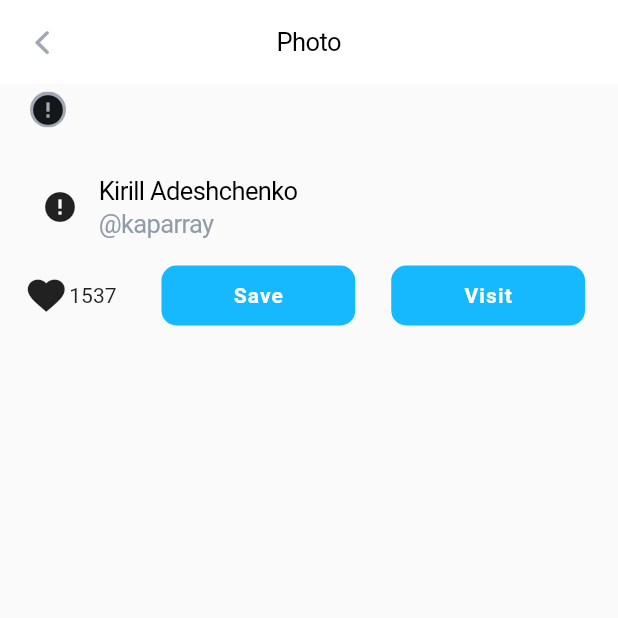
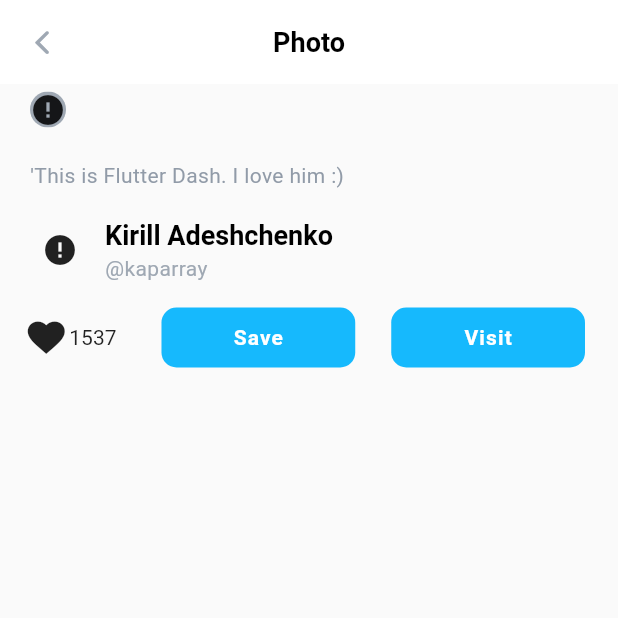
Before and after one commit to RustamElkin/skill_branch_flutter, a Flutter app: the screen it shows after launch, after a tap on the "error" icon, on a phone screen of 412 x 824 dp, the top half of it. Run offline on Flutter 3.47's test engine with Material 2 defaults, Android fonts, the phone set to English and light mode, and no system bars; drawn by our look-alikes of cached_network_image; network calls fail.

Commit message:
added changes based on layout

```diff
--- a/lib/screens/feed_screen.dart
+++ b/lib/screens/feed_screen.dart
@@ -26,7 +26,7 @@ class _FeedState extends State<Feed> {
             children: <Widget>[
               _buildItem(),
               Divider(
-                thickness: 2,
+                thickness: 1,
                 color: AppColors.mercury,
               )
             ],
@@ -54,12 +54,12 @@ class _FeedState extends State<Feed> {
         ),
         _buildPhotoMeta(),
         Padding(
-          padding: EdgeInsets.symmetric(horizontal: 10, vertical: 5),
+          padding: EdgeInsets.only(left: 10, right: 10, top: 10, bottom: 15),
           child: Text(
             'This is Flutter Dash. I love him :)',
             maxLines: 3,
             overflow: TextOverflow.ellipsis,
-            style: AppStyles.h3.copyWith(color: AppColors.black),
+            style: AppStyles.h3.copyWith(color: AppColors.manatee),
           ),
         ),
       ],
@@ -80,10 +80,10 @@ class _FeedState extends State<Feed> {
                 crossAxisAlignment: CrossAxisAlignment.start,
                 mainAxisAlignment: MainAxisAlignment.spaceBetween,
                 children: <Widget>[
-                  Text('Kirill Adeshchenko', style: AppStyles.h2Black),
+                  Text('Kirill Adeshchenko', style: AppStyles.h1Black),
                   Text(
                     '@kaparray',
-                    style: AppStyles.h2Black.copyWith(color: AppColors.manatee),
+                    style: AppStyles.h3.copyWith(color: AppColors.grayChateau),
                   ),
                 ],
               ),
--- a/lib/screens/photo_screen.dart
+++ b/lib/screens/photo_screen.dart
@@ -29,8 +29,9 @@ class _FullScreenImageState extends State<FullScreenImage> {
   @override
   void initState() {
     super.initState();
-    altDescription =
-        (widget.altDescription != null) ? widget.altDescription : "";
+    altDescription = (widget.altDescription != null)
+        ? widget.altDescription
+        : "'This is Flutter Dash. I love him :)";
     photo = (widget.photo != null) ? widget.photo : kFlutterDash;
     userName = (widget.userName == null) ? 'kaparray' : widget.userName;
     name = (widget.name != null) ? widget.name : "Kirill Adeshchenko";
@@ -46,20 +47,24 @@ class _FullScreenImageState extends State<FullScreenImage> {
         leading: IconButton(
             icon: Icon(CupertinoIcons.back, color: AppColors.grayChateau),
             onPressed: () => Navigator.pop(context)),
-        title: Text("Photo", style: AppStyles.h2Black),
+        title: Text("Photo", style: AppStyles.h1Black),
       ),
       body: Padding(
-        padding: EdgeInsets.symmetric(horizontal: 10),
+        padding: EdgeInsets.only(left: 10, right: 10, top: 0, bottom: 16),
         child: Column(
           crossAxisAlignment: CrossAxisAlignment.start,
           mainAxisAlignment: MainAxisAlignment.start,
           children: <Widget>[
             Photo(photoLink: kFlutterDash),
-            Text(
-              altDescription,
-              maxLines: 3,
-              style: AppStyles.h3.copyWith(color: AppColors.grayChateau),
-              overflow: TextOverflow.ellipsis,
+            Padding(
+              padding: const EdgeInsets.only(
+                  top: 16, bottom: 14, left: 10, right: 10),
+              child: Text(
+                altDescription,
+                maxLines: 3,
+                style: AppStyles.h3.copyWith(color: AppColors.manatee),
+                overflow: TextOverflow.ellipsis,
+              ),
             ),
             _buildPhotoMeta(name, userName),
             Row(
@@ -128,15 +133,15 @@ class _FullScreenImageState extends State<FullScreenImage> {
           Row(
             children: <Widget>[
               UserAvatar('https://skill-branch.ru/img/speakers/Adechenko.jpg'),
-              SizedBox(width: 6),
+              SizedBox(width: 10),
               Column(
                 crossAxisAlignment: CrossAxisAlignment.start,
                 mainAxisAlignment: MainAxisAlignment.spaceBetween,
                 children: <Widget>[
-                  Text('$name', style: AppStyles.h2Black),
+                  Text('$name', style: AppStyles.h1Black),
                   Text(
                     '@$userName',
-                    style: AppStyles.h2Black.copyWith(color: AppColors.manatee),
+                    style: AppStyles.h3.copyWith(color: AppColors.grayChateau),
                   ),
                 ],
               ),
```
